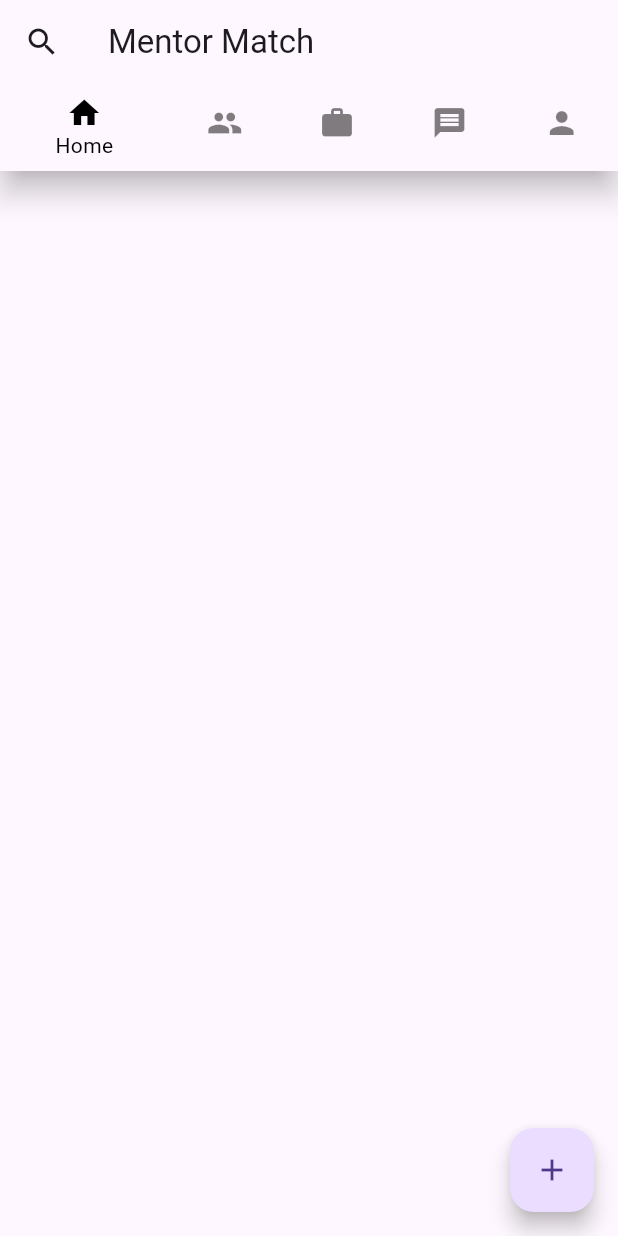
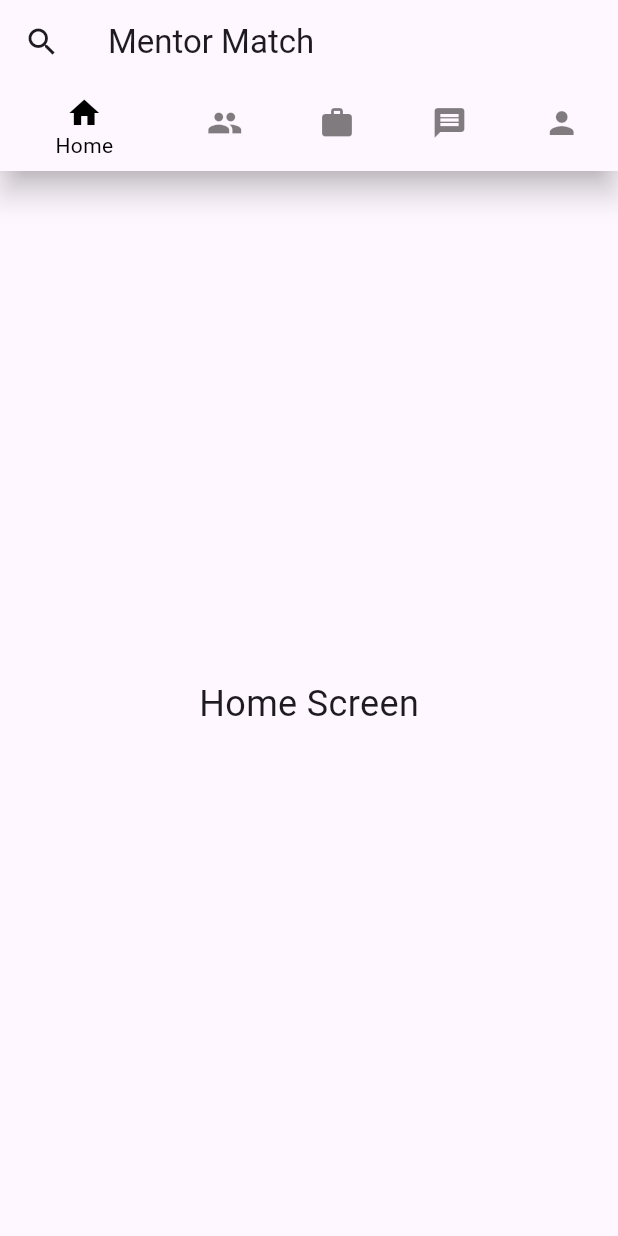
Before and after one commit to Kusumareddy28/mentor_match, a Flutter app: the screen it shows once a user with an empty profile is signed in, on a phone screen of 412 x 824 dp. Run offline on Flutter 3.47's test engine with Material 3 defaults, Android fonts, the phone set to English and light mode, and no system bars; our stand-ins replace cloud_firestore, firebase_auth, firebase_core, firebase_storage, geocoding, geolocator and 1 more; accounts and stored records are empty.

```diff
--- a/lib/pages/home_screen.dart
+++ b/lib/pages/home_screen.dart
@@ -1,10 +1,8 @@
 import 'package:flutter/material.dart';
-import 'package:cloud_firestore/cloud_firestore.dart';
-import './profile_page.dart';
+import './profile_page.dart'; // Import the profile screen Dart file
 import './network_screen.dart';
-import './jobs_screen.dart';
+import './knowledgebase_screen.dart';
 import './message_screen.dart';
-import './picture_screen.dart';
 
 class HomeScreen extends StatefulWidget {
   @override
@@ -29,19 +27,35 @@ class _HomeScreenState extends State<HomeScreen> {
         leading: IconButton(
           icon: Icon(Icons.search),
           onPressed: () {
+            // Implement search functionality
             showSearch(context: context, delegate: DataSearch());
           },
         ),
       ),
       body: Column(
         children: [
-          BottomNavigationBar(
-            items: const [
-              BottomNavigationBarItem(icon: Icon(Icons.home), label: 'Home'),
-              BottomNavigationBarItem(icon: Icon(Icons.people), label: 'Network'),
-              BottomNavigationBarItem(icon: Icon(Icons.work), label: 'Jobs'),
-              BottomNavigationBarItem(icon: Icon(Icons.message), label: 'Messaging'),
-              BottomNavigationBarItem(icon: Icon(Icons.person), label: 'Profile'),
+                    BottomNavigationBar(
+            items: [
+              BottomNavigationBarItem(
+                icon: Icon(Icons.home),
+                label: 'Home',
+              ),
+              BottomNavigationBarItem(
+                icon: Icon(Icons.people),
+                label: 'Network',
+              ),
+              BottomNavigationBarItem(
+                icon: Icon(Icons.work),
+                label: 'Knowledge Base',
+              ),
+              BottomNavigationBarItem(
+                icon: Icon(Icons.message),
+                label: 'Messaging',
+              ),
+              BottomNavigationBarItem(
+                icon: Icon(Icons.person),
+                label: 'Profile',
+              ),
             ],
             currentIndex: _selectedIndex,
             selectedItemColor: Colors.black,
@@ -60,9 +74,11 @@ class _HomeScreenState extends State<HomeScreen> {
           Expanded(
             child: PageView(
               children: [
-                _buildHomePage(),
+                Center(
+                  child: Text('Home Screen', style: TextStyle(fontSize: 24.0)),
+                ),
                 NetworkScreen(),
-                JobsScreen(),
+                KnowledgeBaseScreen(),
                 MessagesScreen(),
                 ProfileScreen(),
               ],
@@ -76,35 +92,6 @@ class _HomeScreenState extends State<HomeScreen> {
           ),
         ],
       ),
-      floatingActionButton: FloatingActionButton(
-        onPressed: () async {
-          await Navigator.push(
-            context,
-            MaterialPageRoute(builder: (context) => PictureScreen()),
-          );
-          setState(() {}); // Refresh the home screen to display new pictures
-        },
-        child: Icon(Icons.add),
-      ),
-    );
-  }
-
-  Widget _buildHomePage() {
-    return StreamBuilder(
-      stream: FirebaseFirestore.instance.collection('pictures').snapshots(),
-      builder: (context, AsyncSnapshot<QuerySnapshot> snapshot) {
-        if (!snapshot.hasData) return Center(child: CircularProgressIndicator());
-        return ListView.builder(
-          itemCount: snapshot.data!.docs.length,
-          itemBuilder: (context, index) {
-            var doc = snapshot.data!.docs[index];
-            return ListTile(
-              title: Image.network(doc['url']),
-              subtitle: Text(doc['caption']),
-            );
-          },
-        );
-      },
     );
   }
 }
@@ -112,32 +99,46 @@ class _HomeScreenState extends State<HomeScreen> {
 class DataSearch extends SearchDelegate<String> {
   @override
   List<Widget> buildActions(BuildContext context) {
+    // Actions for app bar
     return [
-      IconButton(icon: Icon(Icons.clear), onPressed: () => query = ''),
+      IconButton(
+        icon: Icon(Icons.clear),
+        onPressed: () {
+          query = '';
+        },
+      )
     ];
   }
 
   @override
   Widget buildLeading(BuildContext context) {
+    // Leading icon on the left of the app bar
     return IconButton(
       icon: AnimatedIcon(
         icon: AnimatedIcons.menu_arrow,
         progress: transitionAnimation,
       ),
-      onPressed: () => close(context, ''),
+      onPressed: () {
+        close(context, '');
+      },
     );
   }
 
   @override
   Widget buildResults(BuildContext context) {
-    return Center(child: Text(query));
+    // Show some results based on the search
+    return Center(
+      child: Text(query),
+    );
   }
 
   @override
   Widget buildSuggestions(BuildContext context) {
+    // Show suggestions when typing
     final List<String> suggestionList = query.isEmpty
         ? ['Recent search']
         : ['Example suggestion 1', 'Example suggestion 2'];
+
     return ListView.builder(
       itemCount: suggestionList.length,
       itemBuilder: (context, index) => ListTile(
```
